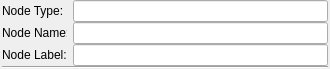
This is appli/grapher/gui/src/wgDataNodeId.ui in snaress/studio as Qt 5 draws it before an edit. The edited form follows.
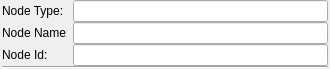
This is the edited form.

Commit message: grapher: Refactor (nodeLabel -> nodeName) commit before refactor (lineConnection, nodeLink)

Patch:
```diff
--- a/appli/grapher/gui/src/wgDataNodeId.ui
+++ b/appli/grapher/gui/src/wgDataNodeId.ui
@@ -142,7 +142,7 @@
         </size>
        </property>
        <property name="text">
-        <string>Node Label: </string>
+        <string>Node Id: </string>
        </property>
       </widget>
      </item>
```
Left out of the diff: 8 changed lines with no effect on the pictures. The commit also changes 8 other files.
